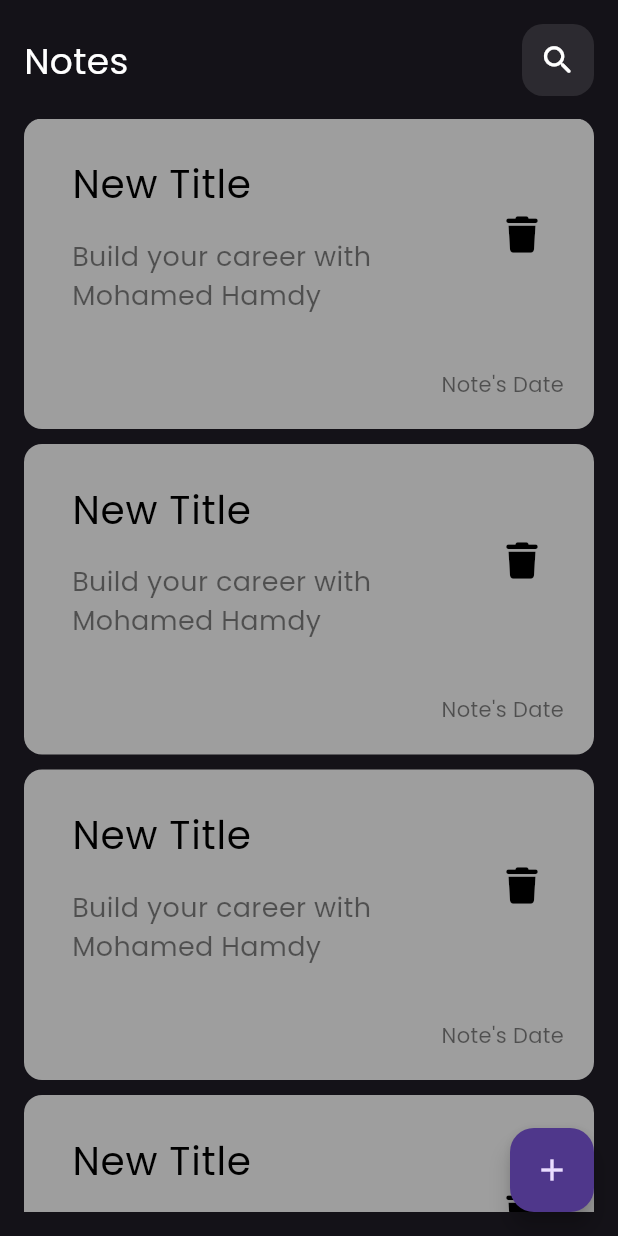
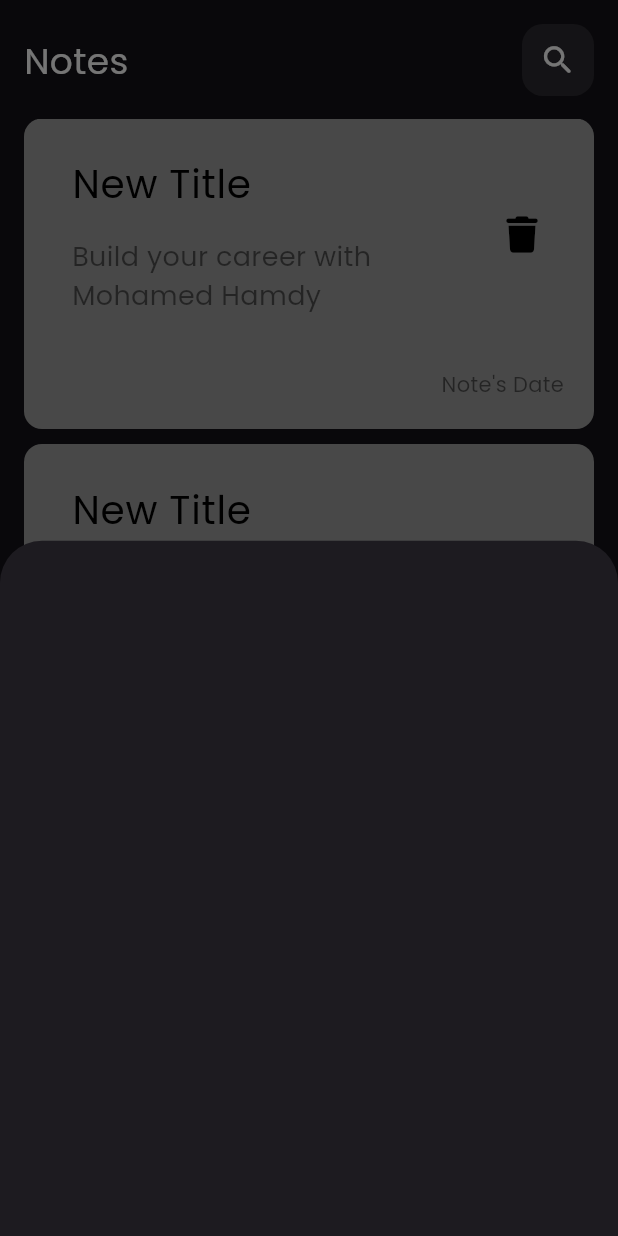
Before and after one commit to mohamedhamdy19/notes_app, a Flutter app: the screen it shows after launch, after a tap on the "add" icon, on a phone screen of 412 x 824 dp. Run offline on Flutter 3.47's test engine with Material 3 defaults, Android fonts, the phone set to English and light mode, and no system bars; our stand-ins replace font_awesome_flutter, google_fonts.

Commit message:
show modal bottom sheet added

```diff
--- a/lib/views/notes_view.dart
+++ b/lib/views/notes_view.dart
@@ -1,4 +1,5 @@
 import 'package:flutter/material.dart';
+import 'package:notes_app/widgets/notes_bottom_sheet.dart';
 import 'package:notes_app/widgets/notes_view_body.dart';
 
 class NotesView extends StatelessWidget {
@@ -9,7 +10,11 @@ class NotesView extends StatelessWidget {
     return Scaffold(
       body: const NotesViewBody(),
       floatingActionButton: FloatingActionButton(
-        onPressed: () {},
+        backgroundColor: const Color.fromARGB(255, 179, 36, 20),
+        onPressed: () {
+          showModalBottomSheet(
+              context: context, builder: (context) => const NotesButtonSheet());
+        },
         child: const Icon(Icons.add),
       ),
     );
--- /dev/null
+++ b/lib/widgets/notes_bottom_sheet.dart
@@ -0,0 +1,10 @@
+import 'package:flutter/material.dart';
+
+class NotesButtonSheet extends StatelessWidget {
+  const NotesButtonSheet({super.key});
+
+  @override
+  Widget build(BuildContext context) {
+    return Container();
+  }
+}
```
